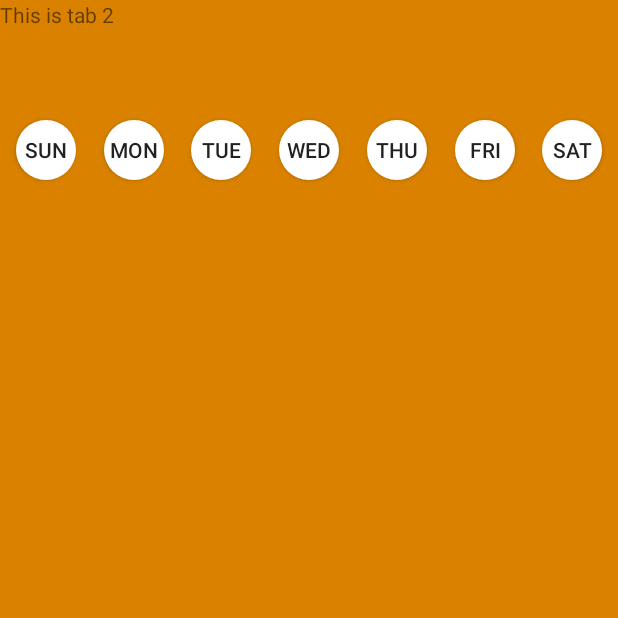
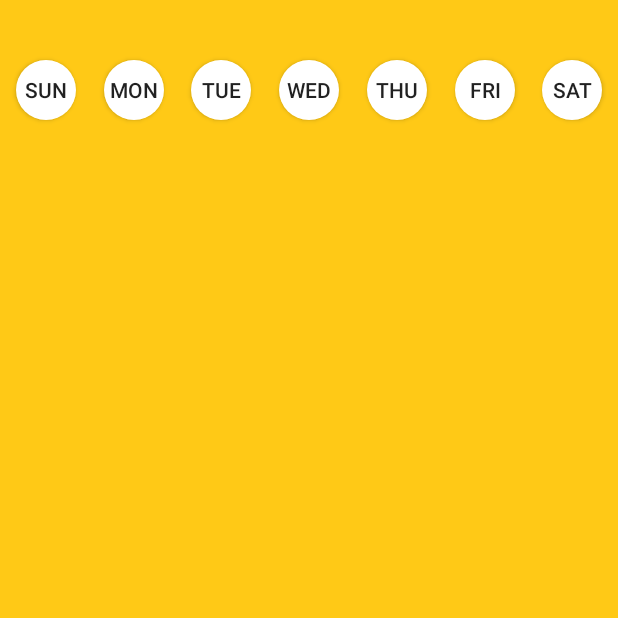
Before and after one commit to Abhilaash/MedicationReminder, an Android app: the AddMedication screen opened directly, with no data from a screen before it, on a phone screen of 412 x 824 dp, the top half of it. Run offline under Robolectric (Android 15) with nearby library versions, the phone set to English and light mode, and no system bars.

Commit message:
Tabs Properly Aligned

```diff
--- a/app/src/main/java/com/hackgmu/medicationreminder/AddMedication.java
+++ b/app/src/main/java/com/hackgmu/medicationreminder/AddMedication.java
@@ -20,9 +20,9 @@ public class AddMedication extends AppCompatActivity {
         tabHost.setup();
         TabHost.TabSpec spec = tabHost.newTabSpec("One");
         spec.setContent(R.id.tab1);
-        spec.setIndicator("One");
+        spec.setIndicator("Two");
         tabHost.addTab(spec);
-        spec = tabHost.newTabSpec("Two");
+        spec = tabHost.newTabSpec("Schedule");
         spec.setContent(R.id.tab2);
         spec.setIndicator("Two");
         tabHost.addTab(spec);
--- a/app/src/main/res/layout/activity_add_medication.xml
+++ b/app/src/main/res/layout/activity_add_medication.xml
@@ -21,7 +21,7 @@
             <TabWidget
                 android:id="@android:id/tabs"
                 android:layout_width="match_parent"
-                android:layout_height="wrap_content"></TabWidget>
+                android:layout_height="wrap_content" />
 
             <FrameLayout
                 android:id="@android:id/tabcontent"
@@ -32,20 +32,6 @@
                     android:id="@+id/tab1"
                     android:layout_width="match_parent"
                     android:layout_height="match_parent"
-                    android:background="#ffc916"
-                    android:orientation="vertical">
-
-                    <TextView
-                        android:layout_width="match_parent"
-                        android:layout_height="match_parent"
-                        android:text="This is tab 1" />
-
-                </LinearLayout>
-
-                <LinearLayout
-                    android:id="@+id/tab2"
-                    android:layout_width="match_parent"
-                    android:layout_height="match_parent"
                     android:background="#da8200"
                     android:orientation="vertical">
 
@@ -54,15 +40,18 @@
                         android:layout_height="match_parent"
                         android:text="This is tab 2" />
                 </LinearLayout>
-            </FrameLayout>
-        </LinearLayout>
-    </TabHost>
 
+                <android.support.constraint.ConstraintLayout
+                    android:id="@+id/tab2"
+                    android:layout_width="match_parent"
+                    android:layout_height="match_parent"
+                    android:background="#ffc916"
+                    android:orientation="vertical">
                     <ToggleButton
                         android:id="@+id/sunday"
                         android:layout_width="40dp"
                         android:layout_height="40dp"
-        android:layout_marginTop="80dp"
+                        android:layout_marginTop="40dp"
                         android:background="@drawable/round_button"
                         android:textOff="Sun"
                         android:textOn="Sun"
@@ -76,7 +65,7 @@
                         android:layout_width="40dp"
                         android:layout_height="40dp"
                         android:layout_marginStart="8dp"
-        android:layout_marginTop="80dp"
+                        android:layout_marginTop="40dp"
                         android:background="@drawable/round_button"
                         android:textOff="Mon"
                         android:textOn="Mon"
@@ -90,7 +79,7 @@
                         android:layout_width="40dp"
                         android:layout_height="40dp"
                         android:layout_marginStart="8dp"
-        android:layout_marginTop="80dp"
+                        android:layout_marginTop="40dp"
                         android:background="@drawable/round_button"
                         android:textOff="Tue"
                         android:textOn="Tue"
@@ -104,7 +93,7 @@
                         android:layout_width="40dp"
                         android:layout_height="40dp"
                         android:layout_marginStart="8dp"
-        android:layout_marginTop="80dp"
+                        android:layout_marginTop="40dp"
                         android:background="@drawable/round_button"
                         android:textOff="Wed"
                         android:textOn="Wed"
@@ -118,7 +107,7 @@
                         android:layout_width="40dp"
                         android:layout_height="40dp"
                         android:layout_marginStart="8dp"
-        android:layout_marginTop="80dp"
+                        android:layout_marginTop="40dp"
                         android:background="@drawable/round_button"
                         android:textOff="Thu"
                         android:textOn="Thu"
@@ -132,7 +121,7 @@
                         android:layout_width="40dp"
                         android:layout_height="40dp"
                         android:layout_marginStart="8dp"
-        android:layout_marginTop="80dp"
+                        android:layout_marginTop="40dp"
                         android:background="@drawable/round_button"
                         android:textOff="Fri"
                         android:textOn="Fri"
@@ -146,7 +135,7 @@
                         android:layout_width="40dp"
                         android:layout_height="40dp"
                         android:layout_marginStart="8dp"
-        android:layout_marginTop="80dp"
+                        android:layout_marginTop="40dp"
                         android:background="@drawable/round_button"
                         android:textOff="Sat"
                         android:textOn="Sat"
@@ -154,4 +143,10 @@
                         app:layout_constraintHorizontal_bias="0.5"
                         app:layout_constraintStart_toEndOf="@+id/friday"
                         app:layout_constraintTop_toTopOf="parent" />
+
+
                 </android.support.constraint.ConstraintLayout>
+            </FrameLayout>
+        </LinearLayout>
+    </TabHost>
+</android.support.constraint.ConstraintLayout>
```
Lines whose indentation alone changed are shown as unchanged.
